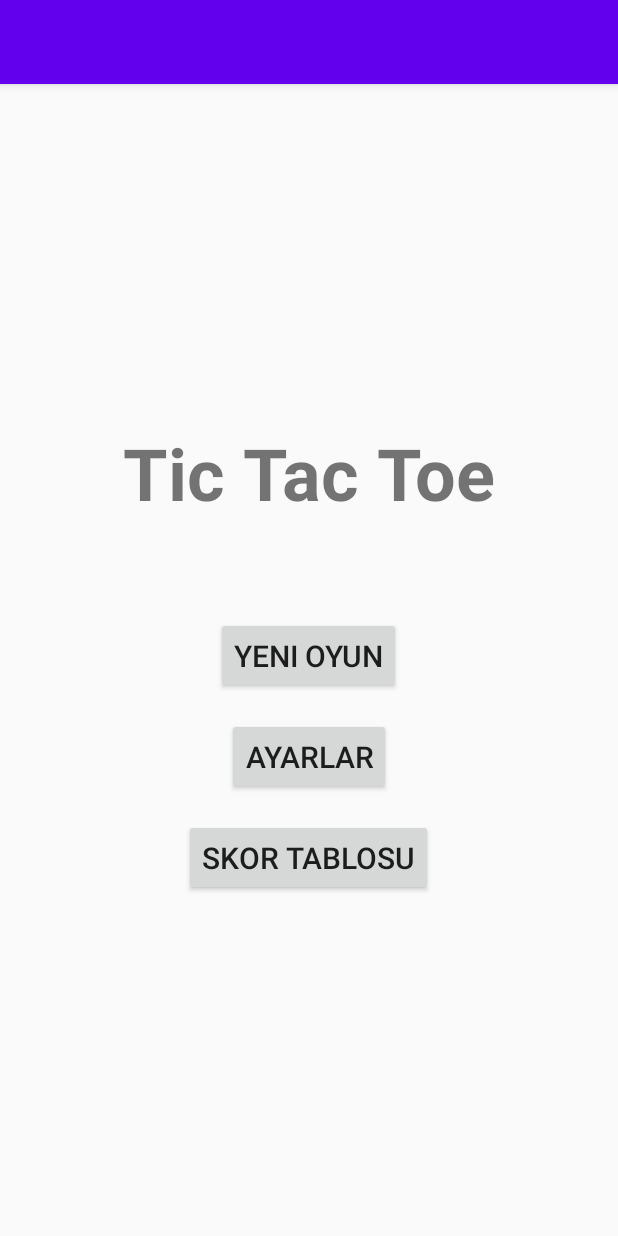
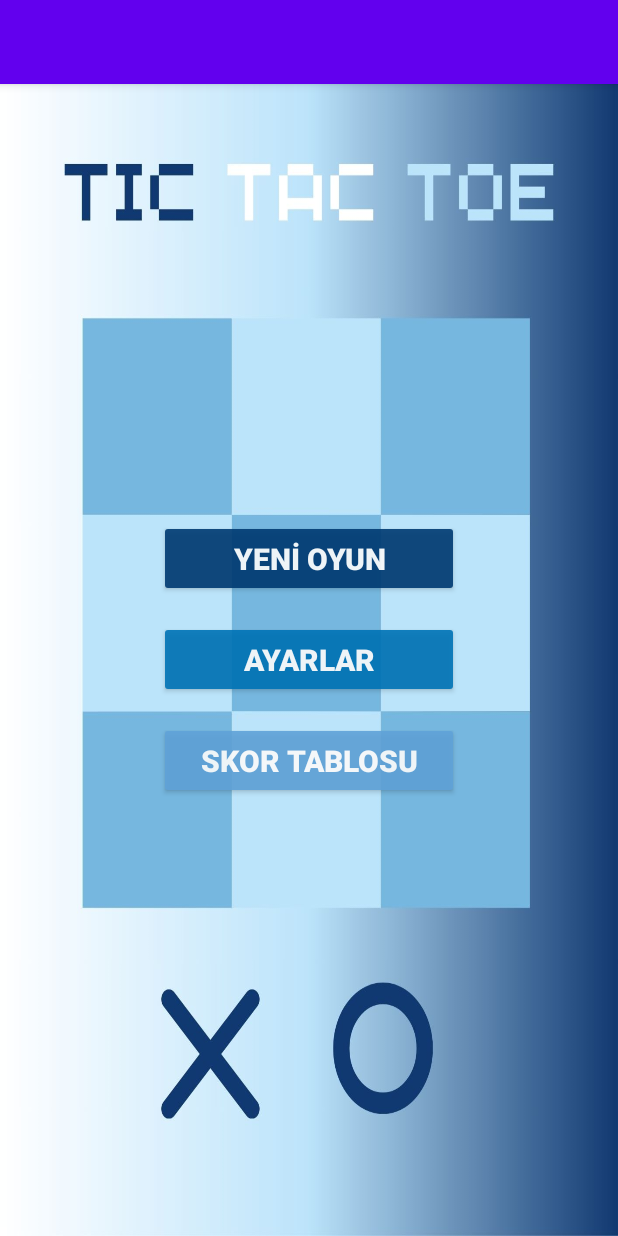
Before and after one commit to BerkeKocakavak/XOX-Game-Project, an Android app built with Jetpack Compose: the screen it shows after launch (MainActivity), on a phone screen of 412 x 824 dp. Run offline under Robolectric (Android 15) with nearby library versions, the phone set to English and light mode, and no system bars.

Commit message:
ana ekran tema denendi.

```diff
--- a/app/src/main/java/com/tttgames/xoxgame/MainActivity.java
+++ b/app/src/main/java/com/tttgames/xoxgame/MainActivity.java
@@ -4,7 +4,6 @@ import androidx.appcompat.app.AppCompatActivity;
 import android.os.Bundle;
 import android.view.View;
 import android.widget.Button;
-import android.widget.TextView;
 import android.widget.Toast;
 import android.content.Intent; // Başka Activity'lere geçiş için
 
@@ -14,7 +13,7 @@ public class MainActivity extends AppCompatActivity {
     private Button btnNewGame;
     private Button btnSettings;
     private Button btnScoreTable;
-    private TextView tvTitle;
+    // private TextView tvTitle; // Bu satırı silin veya yorum satırı yapın
 
     @Override
     protected void onCreate(Bundle savedInstanceState) {
@@ -23,7 +22,7 @@ public class MainActivity extends AppCompatActivity {
         setContentView(R.layout.activity_main);
 
         // XML dosyasındaki bileşenleri Java kodunda kullanmak için ID'lerini kullanarak referans alıyoruz.
-        tvTitle = findViewById(R.id.tvTitle);
+        // tvTitle = findViewById(R.id.tvTitle); // Bu satırı silin veya yorum satırı yapın
         btnNewGame = findViewById(R.id.btnNewGame);
         btnSettings = findViewById(R.id.btnSettings);
         btnScoreTable = findViewById(R.id.btnScoreTable);
@@ -55,6 +54,6 @@ public class MainActivity extends AppCompatActivity {
         });
 
         // İsteğe bağlı: Başlık metnini Java kodundan değiştirebilirsiniz
-        // tvTitle.setText("Tic Tac Toe Oyunu");
+        // tvTitle.setText("Tic Tac Toe Oyunu"); // Bu satırı silin veya yorum satırı yapın
     }
 }
--- a/app/src/main/res/layout/activity_main.xml
+++ b/app/src/main/res/layout/activity_main.xml
@@ -7,39 +7,50 @@
     android:orientation="vertical"
     android:gravity="center"
     android:padding="16dp"
-    tools:context=".MainActivity"> <TextView
-    android:id="@+id/tvTitle"
-    android:layout_width="wrap_content"
-    android:layout_height="wrap_content"
-    android:text="Tic Tac Toe"
-    android:textSize="48sp"
-    android:textStyle="bold"
-    android:layout_marginBottom="64dp" />
+    android:background="@drawable/tictactoe"
+    tools:context=".MainActivity">
+
+    <!-- TextView kaldırıldı -->
 
     <Button
         android:id="@+id/btnNewGame"
-        android:layout_width="wrap_content"
+        android:layout_width="200dp"
         android:layout_height="wrap_content"
-        android:text="Yeni Oyun"
+        android:text="YENİ OYUN"
         android:textSize="20sp"
+        android:textStyle="bold"
+        android:textColor="#FFFFFF"
+        android:backgroundTint="#003B73"
+        android:alpha="0.9"
         android:padding="12dp"
+        app:cornerRadius="12dp"
         android:layout_marginBottom="16dp"/>
 
     <Button
         android:id="@+id/btnSettings"
-        android:layout_width="wrap_content"
+        android:layout_width="200dp"
         android:layout_height="wrap_content"
-        android:text="Ayarlar"
+        android:text="AYARLAR"
         android:textSize="20sp"
+        android:textStyle="bold"
+        android:textColor="#FFFFFF"
+        android:backgroundTint="#0074B7"
+        android:alpha="0.9"
         android:padding="12dp"
+        app:cornerRadius="12dp"
         android:layout_marginBottom="16dp"/>
 
     <Button
         android:id="@+id/btnScoreTable"
-        android:layout_width="wrap_content"
+        android:layout_width="200dp"
         android:layout_height="wrap_content"
-        android:text="Skor Tablosu"
+        android:text="SKOR TABLOSU"
         android:textSize="20sp"
-        android:padding="12dp"/>
+        android:textStyle="bold"
+        android:textColor="#FFFFFF"
+        android:backgroundTint="#60A3D9"
+        android:alpha="0.9"
+        android:padding="12dp"
+        app:cornerRadius="12dp"/>
 
 </LinearLayout>
```
Also changed, not shown: app/src/main/res/drawable/tictactoe.jpg (added), 2 other files.
